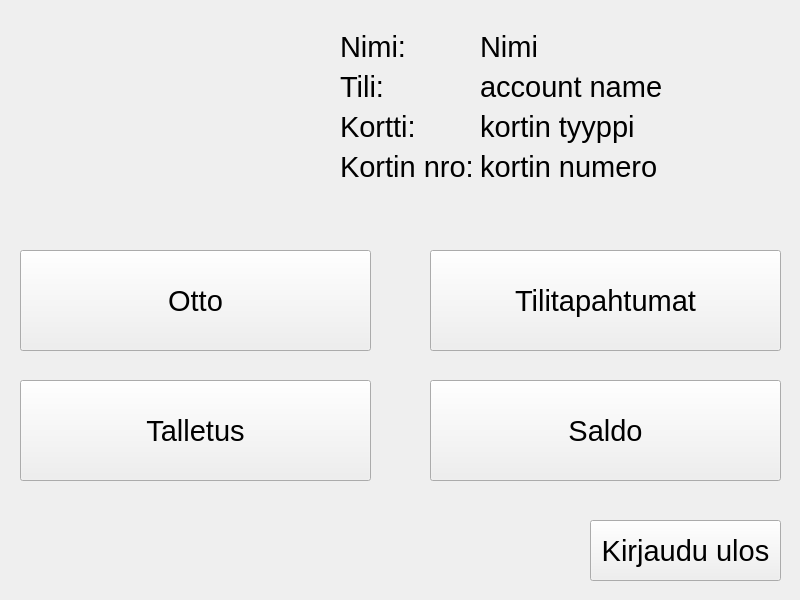
This is qt/banksim/mainwindow.ui in lassesuomela/banksim as Qt 5 draws it before an edit. The edited form follows.
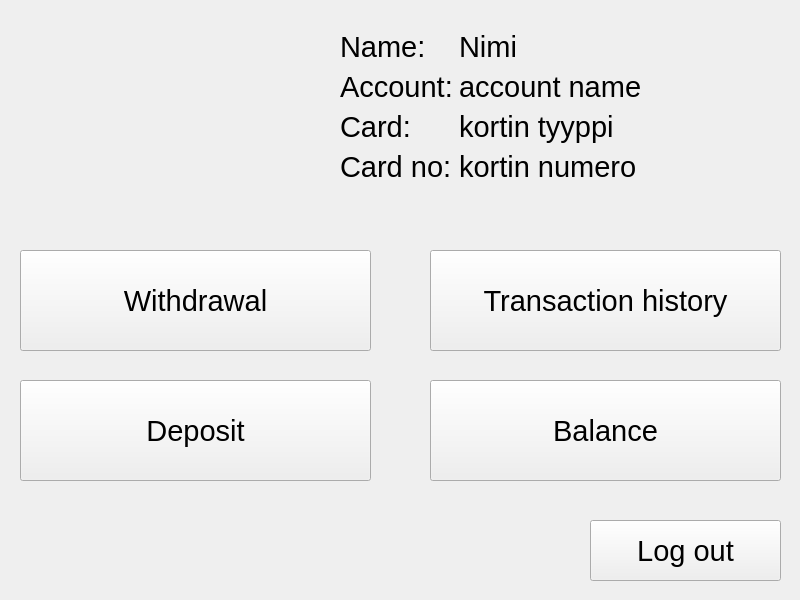
This is the edited form. The open tabs and pages were chosen to show the change.

```diff
--- a/qt/banksim/mainwindow.ui
+++ b/qt/banksim/mainwindow.ui
@@ -48,7 +48,7 @@
       </font>
      </property>
      <property name="text">
-      <string>Kirjaudu ulos</string>
+      <string>Log out</string>
      </property>
     </widget>
     <widget class="QToolButton" name="tilitapahtumat">
@@ -67,7 +67,7 @@
       </font>
      </property>
      <property name="text">
-      <string>Tilitapahtumat</string>
+      <string>Transaction history</string>
      </property>
     </widget>
     <widget class="QToolButton" name="talletus">
@@ -86,7 +86,7 @@
       </font>
      </property>
      <property name="text">
-      <string>Talletus</string>
+      <string>Deposit</string>
      </property>
     </widget>
     <widget class="QToolButton" name="nosto">
@@ -105,7 +105,7 @@
       </font>
      </property>
      <property name="text">
-      <string>Otto</string>
+      <string>Withdrawal</string>
      </property>
     </widget>
     <widget class="QPushButton" name="saldo_nappi">
@@ -118,7 +118,7 @@
       </rect>
      </property>
      <property name="text">
-      <string>Saldo</string>
+      <string>Balance</string>
      </property>
     </widget>
     <widget class="QLabel" name="pictureLabel">
@@ -147,28 +147,28 @@
       <item row="0" column="0">
        <widget class="QLabel" name="label">
         <property name="text">
-         <string>Nimi:</string>
+         <string>Name:</string>
         </property>
        </widget>
       </item>
       <item row="1" column="0">
        <widget class="QLabel" name="label_2">
         <property name="text">
-         <string>Tili:</string>
+         <string>Account:</string>
         </property>
        </widget>
       </item>
       <item row="2" column="0">
        <widget class="QLabel" name="label_3">
         <property name="text">
-         <string>Kortti:</string>
+         <string>Card:</string>
         </property>
        </widget>
       </item>
       <item row="3" column="0">
        <widget class="QLabel" name="label_4">
         <property name="text">
-         <string>Kortin nro:</string>
+         <string>Card no:</string>
         </property>
        </widget>
       </item>
```
Left out of the diff: 50 changed lines with no effect on the pictures.
